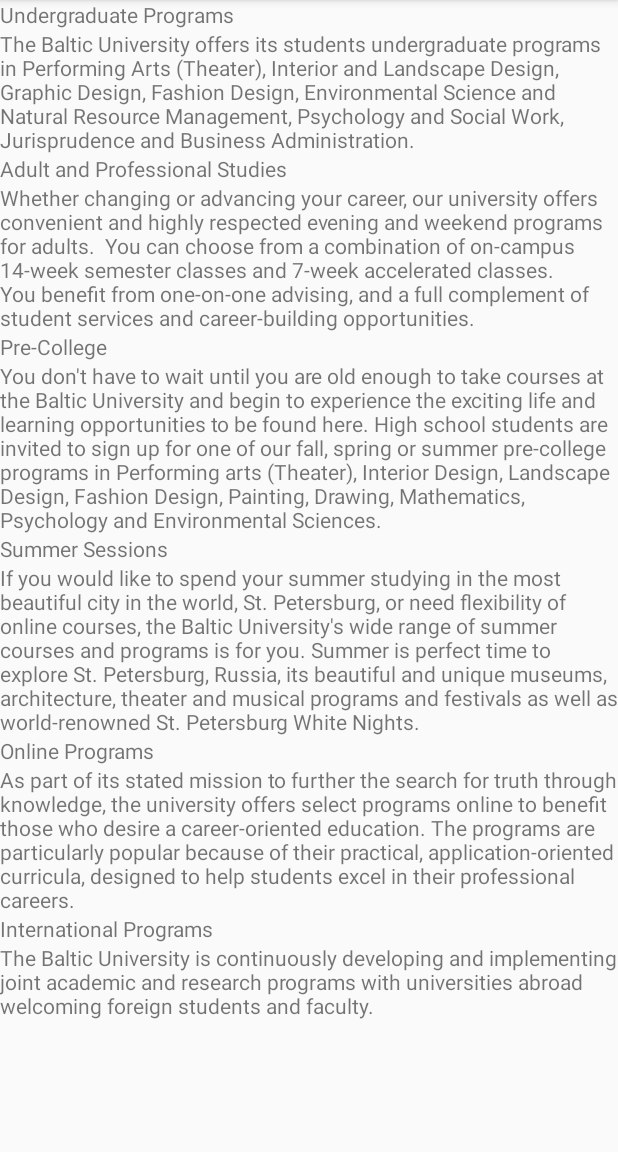
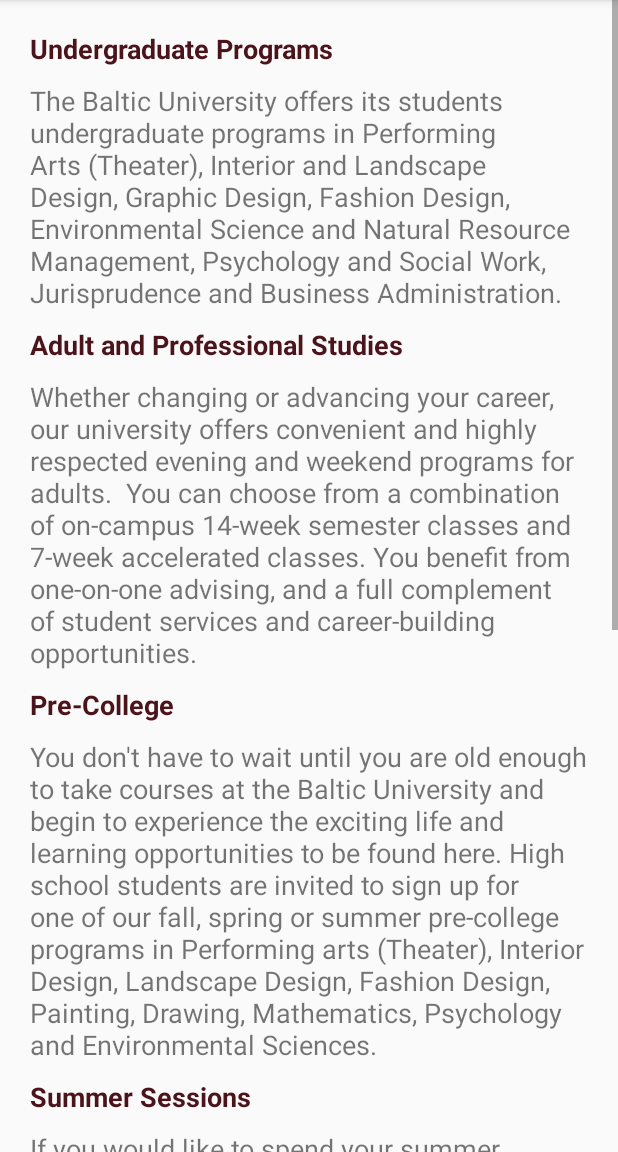
Before and after one commit to CelestineW/solid-guacamole, an Android app: the AcademicProgramsActivity screen opened directly, with no data from a screen before it, on a phone screen of 412 x 824 dp, the part 84-1236 px from its top. Run offline under Robolectric (Android 15) with nearby library versions, the phone set to English and light mode, and no system bars.

Commit message:
Improve styling
Improve styling for AcademicProgramsActivity.

```diff
--- a/app/src/main/res/layout/activity_academic_programs.xml
+++ b/app/src/main/res/layout/activity_academic_programs.xml
@@ -8,67 +8,109 @@
     <LinearLayout
         android:layout_width="match_parent"
         android:layout_height="wrap_content"
-        android:orientation="vertical">
+        android:orientation="vertical"
+        android:layout_margin="20dp">
 
         <TextView
             android:layout_width="match_parent"
             android:layout_height="wrap_content"
-            android:text="Undergraduate Programs" />
+            android:text="Undergraduate Programs"
+            android:textColor="?attr/colorPrimary"
+            android:textSize="18sp"
+            android:textStyle="bold"
+            android:layout_marginBottom="10dp"/>
 
         <TextView
             android:layout_width="match_parent"
             android:layout_height="wrap_content"
-            android:text="The Baltic University offers its students undergraduate programs in Performing Arts (Theater), Interior and Landscape Design, Graphic Design, Fashion Design, Environmental Science and Natural Resource Management, Psychology and Social Work, Jurisprudence and Business Administration." />
+            android:layout_marginBottom="10dp"
+            android:text="The Baltic University offers its students undergraduate programs in Performing Arts (Theater), Interior and Landscape Design, Graphic Design, Fashion Design, Environmental Science and Natural Resource Management, Psychology and Social Work, Jurisprudence and Business Administration."
+            android:textSize="18sp" />
 
         <TextView
             android:layout_width="match_parent"
             android:layout_height="wrap_content"
-            android:text="Adult and Professional Studies" />
+            android:text="Adult and Professional Studies"
+            android:textColor="?attr/colorPrimary"
+            android:textSize="18sp"
+            android:textStyle="bold"
+            android:layout_marginBottom="10dp" />
 
         <TextView
             android:layout_width="match_parent"
             android:layout_height="wrap_content"
-            android:text="Whether changing or advancing your career, our university offers convenient and highly respected evening and weekend programs for adults.  You can choose from a combination of on-campus 14-week semester classes and 7-week accelerated classes. You benefit from one-on-one advising, and a full complement of student services and career-building opportunities." />
+            android:layout_marginBottom="10dp"
+            android:text="Whether changing or advancing your career, our university offers convenient and highly respected evening and weekend programs for adults.  You can choose from a combination of on-campus 14-week semester classes and 7-week accelerated classes. You benefit from one-on-one advising, and a full complement of student services and career-building opportunities."
+            android:textSize="18sp" />
 
         <TextView
             android:layout_width="match_parent"
             android:layout_height="wrap_content"
-            android:text="Pre-College" />
+            android:text="Pre-College"
+            android:textColor="?attr/colorPrimary"
+            android:textSize="18sp"
+            android:textStyle="bold"
+            android:layout_marginBottom="10dp" />
 
         <TextView
             android:layout_width="match_parent"
             android:layout_height="wrap_content"
-            android:text="You don't have to wait until you are old enough to take courses at the Baltic University and begin to experience the exciting life and learning opportunities to be found here. High school students are invited to sign up for one of our fall, spring or summer pre-college programs in Performing arts (Theater), Interior Design, Landscape Design, Fashion Design, Painting, Drawing, Mathematics, Psychology and Environmental Sciences." />
+            android:layout_marginBottom="10dp"
+            android:text="You don't have to wait until you are old enough to take courses at the Baltic University and begin to experience the exciting life and learning opportunities to be found here. High school students are invited to sign up for one of our fall, spring or summer pre-college programs in Performing arts (Theater), Interior Design, Landscape Design, Fashion Design, Painting, Drawing, Mathematics, Psychology and Environmental Sciences."
+            android:textSize="18sp" />
 
         <TextView
             android:layout_width="match_parent"
             android:layout_height="wrap_content"
-            android:text="Summer Sessions" />
+            android:text="Summer Sessions"
+            android:textColor="?attr/colorPrimary"
+            android:textSize="18sp"
+            android:textStyle="bold"
+            android:layout_marginBottom="10dp" />
 
         <TextView
             android:layout_width="match_parent"
             android:layout_height="wrap_content"
-            android:text="If you would like to spend your summer studying in the most beautiful city in the world, St. Petersburg, or need flexibility of online courses, the Baltic University's wide range of summer courses and programs is for you. Summer is perfect time to explore St. Petersburg, Russia, its beautiful and unique museums, architecture, theater and musical programs and festivals as well as world-renowned St. Petersburg White Nights." />
+            android:layout_marginBottom="10dp"
+            android:text="If you would like to spend your summer studying in the most beautiful city in the world, St. Petersburg, or need flexibility of online courses, the Baltic University's wide range of summer courses and programs is for you. Summer is perfect time to explore St. Petersburg, Russia, its beautiful and unique museums, architecture, theater and musical programs and festivals as well as world-renowned St. Petersburg White Nights."
+            android:textSize="18sp" />
 
         <TextView
             android:layout_width="match_parent"
             android:layout_height="wrap_content"
-            android:text="Online Programs" />
+            android:text="Online Programs"
+            android:textColor="?attr/colorPrimary"
+            android:textSize="18sp"
+            android:textStyle="bold"
+            android:layout_marginBottom="10dp" />
 
         <TextView
             android:layout_width="match_parent"
             android:layout_height="wrap_content"
-            android:text="As part of its stated mission to further the search for truth through knowledge, the university offers select programs online to benefit those who desire a career-oriented education. The programs are particularly popular because of their practical, application-oriented curricula, designed to help students excel in their professional careers." />
+            android:layout_marginBottom="10dp"
+            android:text="As part of its stated mission to further the search for truth through knowledge, the university offers select programs online to benefit those who desire a career-oriented education. The programs are particularly popular because of their practical, application-oriented curricula, designed to help students excel in their professional careers."
+            android:textSize="18sp" />
 
         <TextView
             android:layout_width="match_parent"
             android:layout_height="wrap_content"
-            android:text="International Programs" />
+            android:text="International Programs"
+            android:textColor="?attr/colorPrimary"
+            android:textSize="18sp"
+            android:textStyle="bold"
+            android:layout_marginBottom="10dp" />
 
         <TextView
             android:layout_width="match_parent"
             android:layout_height="wrap_content"
-            android:text="The Baltic University is continuously developing and implementing joint academic and research programs with universities abroad welcoming foreign students and faculty." />
+            android:layout_marginBottom="10dp"
+            android:text="The Baltic University is continuously developing and implementing joint academic and research programs with universities abroad welcoming foreign students and faculty."
+            android:textSize="18sp" />
+
+        <View
+            android:layout_width="match_parent"
+            android:layout_height="wrap_content"
+            android:layout_marginBottom="30dp"/>
 
     </LinearLayout>
 </ScrollView>
```
